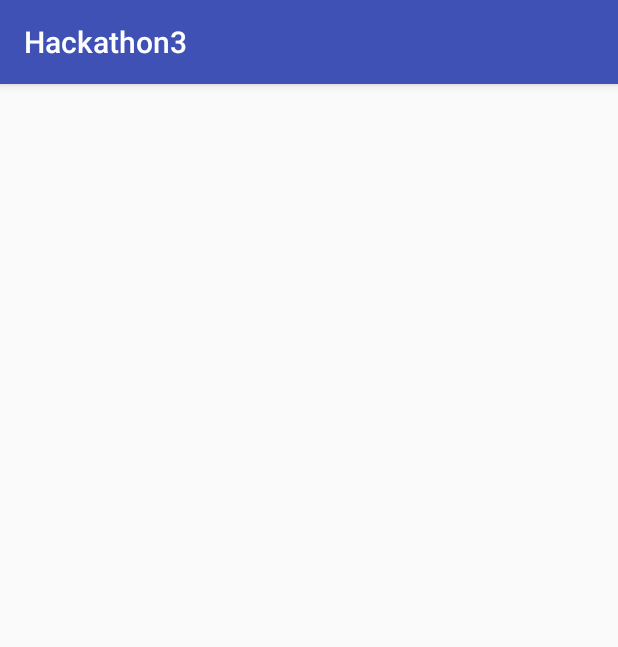
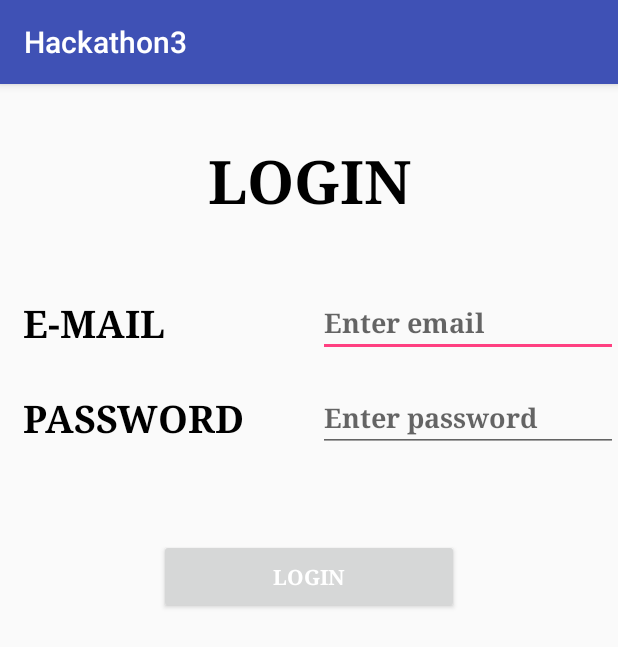
Before and after one commit to JanhviJoshi/Hackathon33, an Android app: the screen it shows after launch (MainActivity before the commit, SignUp after it), on a phone screen of 412 x 824 dp. Shown: the top 647 px of the screen. Run offline under Robolectric (Android 15) with nearby library versions, the phone set to English and light mode, and no system bars; our stand-ins replace Firebase (no records; nobody signed in at launch, a user with empty details on screens opened directly); 3 statements that could not run were skipped.

Commit message:
commit 3

```diff
--- a/app/src/main/AndroidManifest.xml
+++ b/app/src/main/AndroidManifest.xml
@@ -11,15 +11,15 @@
         android:roundIcon="@mipmap/ic_launcher_round"
         android:supportsRtl="true"
         android:theme="@style/AppTheme">
-        <activity android:name=".MainActivity">
+        <activity android:name=".SignUp">
             <intent-filter>
                 <action android:name="android.intent.action.MAIN" />
 
                 <category android:name="android.intent.category.LAUNCHER" />
             </intent-filter>
         </activity>
-        <activity android:name=".VideoView"></activity>
-        <activity android:name=".VeiwVideo"></activity>
+        <activity android:name=".VeiwVideo" />
+        <activity android:name=".MainActivity"></activity>
     </application>
 
 </manifest>
--- /dev/null
+++ b/app/src/main/java/com/example/user/hackathon3/SignUp.java
@@ -0,0 +1,123 @@
+package com.example.user.hackathon3;
+
+import android.content.Intent;
+import android.support.v7.app.AppCompatActivity;
+import android.os.Bundle;
+import android.view.View;
+import android.widget.Button;
+import android.widget.EditText;
+import android.widget.ProgressBar;
+import android.widget.TextView;
+import android.widget.Toast;
+
+import com.google.firebase.database.DataSnapshot;
+import com.google.firebase.database.DatabaseError;
+import com.google.firebase.database.DatabaseReference;
+import com.google.firebase.database.FirebaseDatabase;
+import com.google.firebase.database.ValueEventListener;
+
+public class SignUp extends AppCompatActivity {
+
+    EditText mail;
+    EditText pass;
+    Button submit;
+    static int idi;
+    static String iemail;
+    static String ipassword;
+    static int ilogin;
+    //   View view;
+    ProgressBar progressBar;
+    DatabaseReference mref;
+    Sign s[];
+    String id[];
+    String pas[];
+    int slogin[];
+    TextView t1;
+    TextView t2;
+    TextView login;
+
+    @Override
+    protected void onCreate(Bundle savedInstanceState) {
+        super.onCreate(savedInstanceState);
+        setContentView(R.layout.activity_login);
+
+        s=new Sign[2];
+        id=new String[2];
+        pas=new String[2];
+        slogin=new int[2];
+
+        login=findViewById(R.id.textView);
+        //mail = (EditText) view.findViewById(R.id.mail);
+        mail=(EditText)findViewById(R.id.mail) ;
+        pass = (EditText)findViewById(R.id.editText3);
+        submit = (Button)findViewById(R.id.button4);
+        t1=findViewById(R.id.textView5);
+        t2=findViewById(R.id.textView2);
+        progressBar=findViewById(R.id.progressBar2);
+
+        mref= FirebaseDatabase.getInstance().getReference().child("SignUp");
+        mref.addValueEventListener(new ValueEventListener() {
+            @Override
+            public void onDataChange(DataSnapshot dataSnapshot) {
+                for(int i=1;i<2;i++){
+                    s[i]=dataSnapshot.child(""+i).getValue(Sign.class);
+
+                    id[i]=s[i].getEmail();
+                    pas[i]=s[i].getPassword();
+                    slogin[i]=s[i].getLogin();
+
+                    progressBar.setVisibility(View.INVISIBLE);
+                    t1.setVisibility(View.VISIBLE);
+                    t2.setVisibility(View.VISIBLE);
+                    mail.setVisibility(View.VISIBLE);
+                    pass.setVisibility(View.VISIBLE);
+                    submit.setVisibility(View.VISIBLE);
+                    login.setVisibility(View.VISIBLE);
+
+                }
+            }
+
+            @Override
+            public void onCancelled(DatabaseError databaseError) {
+
+            }
+        });
+
+        submit.setOnClickListener(new View.OnClickListener() {
+            @Override
+            public void onClick(View view) {
+                if (mail.getText().toString().equals("")) {
+                    //Toast.makeText(SugnUp.this, "Enter email address!", Toast.LENGTH_LONG).show();
+                    Toast.makeText(SignUp.this, "Enter email", Toast.LENGTH_SHORT).show();
+                }
+
+//yes
+                if (pass.getText().toString().equals("")) {
+                    Toast.makeText(SignUp.this, "Enter password!", Toast.LENGTH_LONG).show();
+                }
+                if(!(mail.getText().toString().equals(""))&&!(pass.getText().toString().equals(""))) {
+                    for (int i = 1; i < 2; i++) {
+                        if (mail.getText().toString().compareTo(id[i]) == 0 && pass.getText().toString().compareTo(pas[i]) != 0) {
+                            Toast.makeText(SignUp.this, "Wrong Id Password", Toast.LENGTH_SHORT).show();
+                        }
+                    }
+                    for (int i = 1; i < 2; i++) {
+                        if (mail.getText().toString().compareTo(id[i]) == 0 && pass.getText().toString().compareTo(pas[i]) == 0) {
+                            idi = i;
+                            iemail = id[i];
+                            ipassword = pas[i];
+                            s[i].setLogin(1);
+                            mref.child("" + i).setValue(s[i]);
+                            Toast.makeText(SignUp.this, "Logged in", Toast.LENGTH_LONG).show();
+                            Intent intent= new Intent(SignUp.this, MainActivity.class);
+                            startActivity(intent);
+                            finish();
+                        }
+
+                    }
+                }
+            }
+        });
+
+    }
+    }
--- a/app/src/main/java/com/example/user/hackathon3/VeiwVideo.java
+++ b/app/src/main/java/com/example/user/hackathon3/VeiwVideo.java
@@ -71,7 +71,7 @@ public class VeiwVideo extends AppCompatActivity {
 
                     mainvideoView.pause();
                     isPlaying = false;
-                    playbtn.setImageResource(R.drawable.ic_play_arrow);
+                    playbtn.setImageResource(R.drawable.ic_play);
 
                 }
 
@@ -79,7 +79,7 @@ public class VeiwVideo extends AppCompatActivity {
                 {
                     mainvideoView.start();
                     isPlaying = true;
-                    playbtn.setImageResource(R.mipmap.ic_pause);
+                    playbtn.setImageResource(R.mipmap.ic_pauseee);
                 }
             }
         });
--- /dev/null
+++ b/app/src/main/res/layout/activity_login.xml
@@ -0,0 +1,129 @@
+<?xml version="1.0" encoding="utf-8"?>
+<RelativeLayout xmlns:android="http://schemas.android.com/apk/res/android"
+    xmlns:app="http://schemas.android.com/apk/res-auto"
+    xmlns:tools="http://schemas.android.com/tools"
+    android:layout_width="match_parent"
+    android:layout_height="match_parent"
+    tools:context=".SignUp">
+
+    <LinearLayout
+        android:id="@+id/linlaHeaderProgress"
+        android:layout_width="fill_parent"
+        android:layout_height="fill_parent"
+        android:gravity="center"
+        android:orientation="vertical"
+        android:visibility="gone" >
+
+    </LinearLayout>
+
+    <TextView
+        android:id="@+id/textView"
+        android:layout_width="match_parent"
+        android:layout_height="wrap_content"
+        android:layout_alignParentLeft="true"
+        android:layout_alignParentStart="true"
+        android:layout_below="@+id/linlaHeaderProgress"
+        android:layout_marginTop="37dp"
+        android:text="LOGIN"
+        android:textAlignment="center"
+        android:textSize="40dp"
+        tools:layout_editor_absoluteX="163dp"
+        tools:layout_editor_absoluteY="83dp"
+        android:textColor="#000000"
+        android:textStyle="bold"
+        android:fontFamily="serif"
+        android:visibility="invisible"/>
+
+    <EditText
+        android:id="@+id/mail"
+        android:layout_width="200dp"
+        android:layout_height="40dp"
+        android:layout_above="@+id/textView5"
+        android:layout_alignParentEnd="true"
+        android:layout_alignParentRight="true"
+        android:layout_marginBottom="23dp"
+        android:layout_weight="1"
+        android:height="30dp"
+        android:ems="10"
+        android:inputType="textPersonName"
+        android:hint="Enter email"
+        android:textColor="#000000"
+        android:textStyle="bold"
+        android:fontFamily="serif"
+        android:visibility="invisible"/>
+
+    <EditText
+        android:id="@+id/editText3"
+        android:layout_width="200dp"
+        android:layout_height="40dp"
+
+        android:layout_alignParentEnd="true"
+        android:layout_alignParentRight="true"
+        android:layout_below="@+id/textView"
+        android:layout_marginTop="114dp"
+        android:layout_weight="1"
+        android:height="30dp"
+        android:ems="10"
+        android:inputType="textPassword"
+        android:hint="Enter password"
+        android:textColor="#000000"
+        android:textStyle="bold"
+        android:fontFamily="serif"
+        android:visibility="invisible"/>
+
+    <Button
+        android:id="@+id/button4"
+        android:layout_width="200dp"
+        android:layout_height="50dp"
+        android:layout_below="@+id/editText3"
+        android:layout_centerHorizontal="true"
+        android:layout_marginTop="58dp"
+        android:layout_weight="1"
+        android:fontFamily="serif"
+        android:text="LogIn"
+        android:textColor="#FFFFFF"
+        android:textStyle="bold"
+        android:visibility="invisible"/>
+
+    <TextView
+        android:id="@+id/textView2"
+        android:layout_width="150dp"
+        android:layout_height="40dp"
+
+        android:layout_alignTop="@+id/mail"
+        android:layout_marginLeft="15dp"
+        android:layout_marginStart="15dp"
+        android:layout_toEndOf="@+id/linlaHeaderProgress"
+        android:layout_toRightOf="@+id/linlaHeaderProgress"
+        android:text="E-MAIL"
+        android:textSize="25dp"
+        android:textColor="#000000"
+        android:textStyle="bold"
+        android:fontFamily="serif"
+        android:visibility="invisible"/>
+
+    <TextView
+        android:id="@+id/textView5"
+        android:layout_width="150dp"
+        android:layout_height="40dp"
+        android:layout_above="@+id/button4"
+        android:layout_alignLeft="@+id/textView2"
+        android:layout_alignStart="@+id/textView2"
+        android:text="PASSWORD"
+        android:textSize="25dp"
+        android:textColor="#000000"
+        android:textStyle="bold"
+        android:fontFamily="serif"
+        android:visibility="invisible"/>
+
+    <ProgressBar
+        android:id="@+id/progressBar2"
+        style="?android:attr/progressBarStyle"
+        android:layout_width="wrap_content"
+        android:layout_height="wrap_content"
+        android:layout_above="@+id/mail"
+        android:layout_centerHorizontal="true"
+        />
+
+
+</RelativeLayout>
--- a/app/src/main/res/layout/list_item.xml
+++ b/app/src/main/res/layout/list_item.xml
@@ -8,7 +8,7 @@
         android:layout_height="wrap_content"
         android:padding="16dp"
         android:id="@+id/textView"
-        android:textSize="50dp"/>
+        android:textSize="30dp"/>
 
     <View
         android:layout_width="match_parent"
```
Also changed, not shown: app/src/main/java/com/example/user/hackathon3/Sign.java (added, +32 -0 lines), app/src/main/res/layout/activity_veiw_video.xml (+21 -11 lines), app/src/main/res/drawable/ic_play.png (added), app/src/main/res/mipmap-hdpi/ic_pauseee.png (added).
